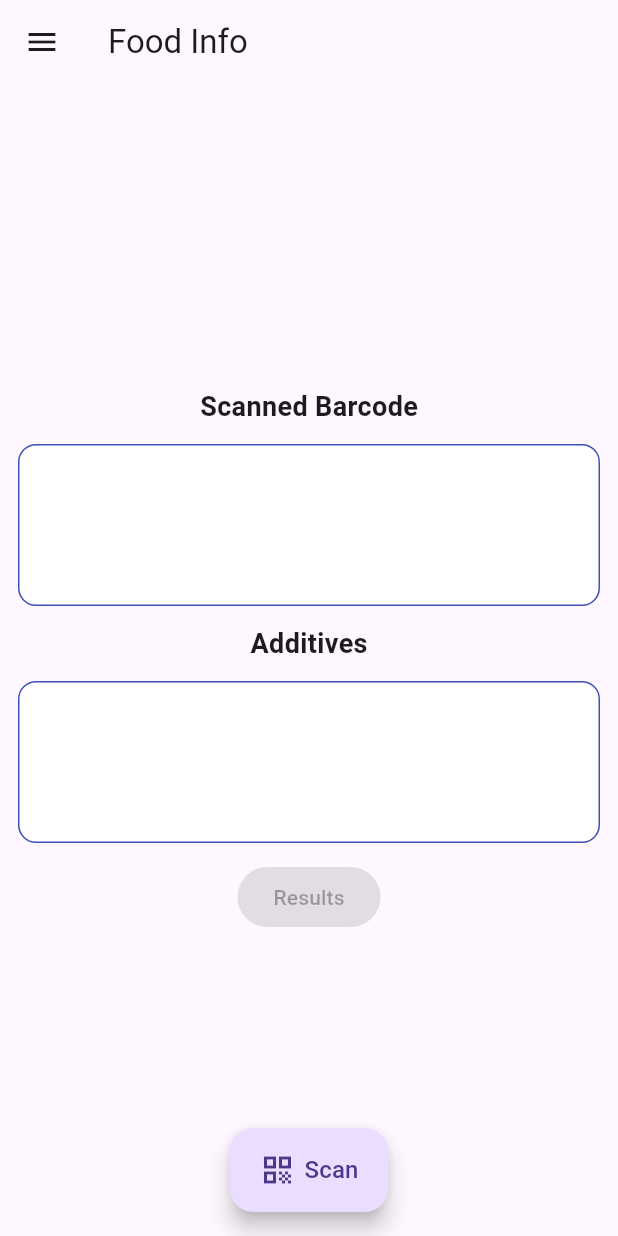
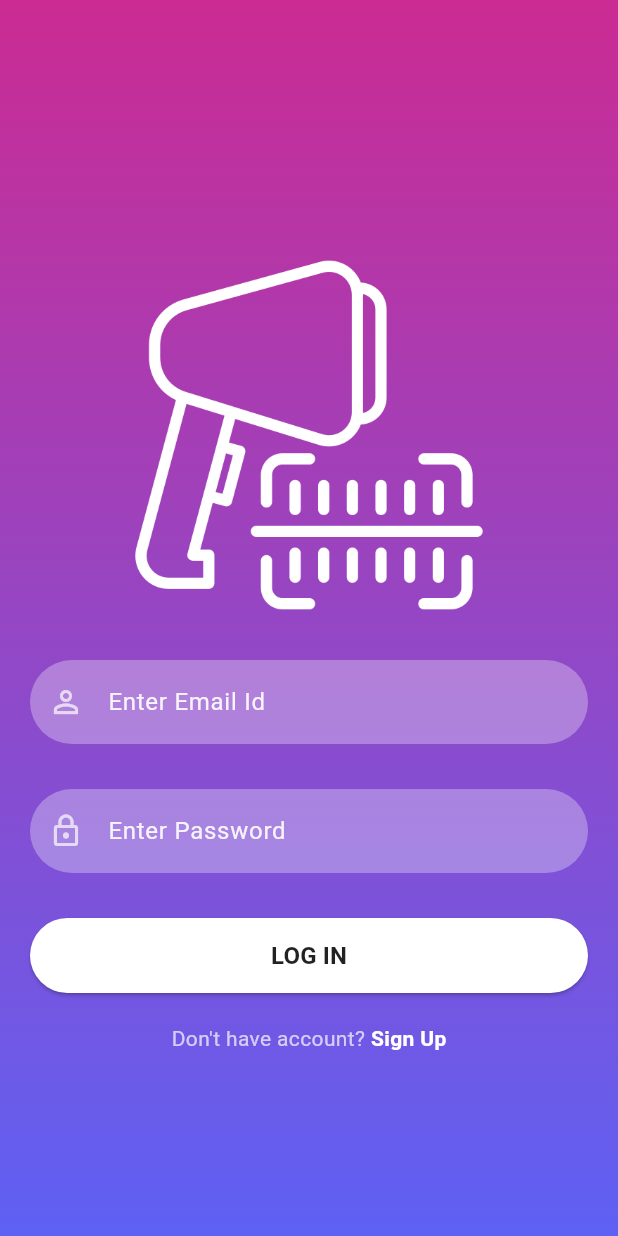
Before and after one commit to SanskarStha/food_info_app, a Flutter app: the screen it shows after launch, on a phone screen of 412 x 824 dp. Run offline on Flutter 3.47's test engine with Material 3 defaults, Android fonts, the phone set to English and light mode, and no system bars; our stand-ins replace audioplayers, cloud_firestore, firebase_auth, firebase_core, nested, shared_preferences and 1 more; missing offline and left inert: flutter_barcode_scanner; accounts and stored records are empty.

Commit message:
Login/SignUp firebase integration

```diff
--- /dev/null
+++ b/lib/reusable_widgets/resuable_widget.dart
@@ -0,0 +1,69 @@
+import 'package:flutter/material.dart';
+
+Image logoWidget(String imageName) {
+  return Image.asset(
+    imageName,
+    fit: BoxFit.fitWidth,
+    width: 240,
+    height: 240,
+    color: Colors.white,
+  );
+}
+
+TextField reusableTextField(String text, IconData icon, bool isPasswordType,
+    TextEditingController controller) {
+  return TextField(
+    controller: controller,
+    obscureText: isPasswordType,
+    enableSuggestions: !isPasswordType,
+    autocorrect: !isPasswordType,
+    cursorColor: Colors.white,
+    style: TextStyle(color: Colors.white.withOpacity(0.9)),
+    decoration: InputDecoration(
+      prefixIcon: Icon(
+        icon,
+        color: Colors.white70,
+      ),
+      labelText: text,
+      labelStyle: TextStyle(color: Colors.white.withOpacity(0.9)),
+      filled: true,
+      floatingLabelBehavior: FloatingLabelBehavior.never,
+      fillColor: Colors.white.withOpacity(0.3),
+      border: OutlineInputBorder(
+          borderRadius: BorderRadius.circular(30.0),
+          borderSide: const BorderSide(width: 0, style: BorderStyle.none)),
+    ),
+    keyboardType: isPasswordType
+        ? TextInputType.visiblePassword
+        : TextInputType.emailAddress,
+  );
+}
+
+Container signInSignUpButton(
+    BuildContext context, bool isLogin, Function onTap) {
+  return Container(
+    width: MediaQuery.of(context).size.width,
+    height: 50,
+    margin: const EdgeInsets.fromLTRB(0, 10, 0, 20),
+    decoration: BoxDecoration(borderRadius: BorderRadius.circular(90)),
+    child: ElevatedButton(
+      onPressed: () {
+        onTap();
+      },
+      child: Text(
+        isLogin ? 'LOG IN' : 'SIGN UP',
+        style: const TextStyle(
+            color: Colors.black87, fontWeight: FontWeight.bold, fontSize: 16),
+      ),
+      style: ButtonStyle(
+          backgroundColor: MaterialStateProperty.resolveWith((states) {
+            if (states.contains(MaterialState.pressed)) {
+              return Colors.black26;
+            }
+            return Colors.white;
+          }),
+          shape: MaterialStateProperty.all<RoundedRectangleBorder>(
+              RoundedRectangleBorder(borderRadius: BorderRadius.circular(30)))),
+    ),
+  );
+}
--- /dev/null
+++ b/lib/screens/signin_screen.dart
@@ -0,0 +1,87 @@
+import 'package:firebase_auth/firebase_auth.dart';
+import 'package:flutter/material.dart';
+import 'package:food_info_app/reusable_widgets/resuable_widget.dart';
+import 'package:food_info_app/screens/main_screen.dart';
+import 'package:food_info_app/screens/signup_screen.dart';
+import 'package:food_info_app/utils/color_utils.dart';
+
+class SignInScreen extends StatefulWidget {
+  const SignInScreen({super.key});
+
+  @override
+  State<SignInScreen> createState() => _SignInScreenState();
+}
+
+class _SignInScreenState extends State<SignInScreen> {
+  TextEditingController _passwordTextController = TextEditingController();
+  TextEditingController _emailTextController = TextEditingController();
+  @override
+  Widget build(BuildContext context) {
+    return Scaffold(
+      body: Container(
+        decoration: BoxDecoration(
+            gradient: LinearGradient(colors: [
+          hexStringToColor("CB2B93"),
+          hexStringToColor("9546C4"),
+          hexStringToColor("5E61F4")
+        ], begin: Alignment.topCenter, end: Alignment.bottomCenter)),
+        child: SingleChildScrollView(
+          child: Padding(
+            padding: EdgeInsets.fromLTRB(20, 170, 20, 130),
+            child: Column(
+              children: <Widget>[
+                logoWidget("assets/barcode-scanner.png"),
+                SizedBox(
+                  height: 30,
+                ),
+                reusableTextField("Enter Email Id", Icons.person_outline, false,
+                    _emailTextController),
+                SizedBox(
+                  height: 30,
+                ),
+                reusableTextField("Enter Password", Icons.lock_outline, true,
+                    _passwordTextController),
+                SizedBox(
+                  height: 20,
+                ),
+                signInSignUpButton(context, true, () {
+                  FirebaseAuth.instance
+                      .signInWithEmailAndPassword(
+                          email: _emailTextController.text,
+                          password: _passwordTextController.text)
+                      .then((value) {
+                    Navigator.push(context,
+                        MaterialPageRoute(builder: (context) => MainScreen()));
+                  }).onError((error, stackTrace) {
+                    print("Error ${error.toString()}");
+                  });
+                }),
+                signUpOption()
+              ],
+            ),
+          ),
+        ),
+      ),
+    );
+  }
+
+  Row signUpOption() {
+    return Row(
+      mainAxisAlignment: MainAxisAlignment.center,
+      children: [
+        const Text("Don't have account?",
+            style: TextStyle(color: Colors.white70)),
+        GestureDetector(
+          onTap: () {
+            Navigator.push(context,
+                MaterialPageRoute(builder: (context) => SignUpScreen()));
+          },
+          child: const Text(
+            " Sign Up",
+            style: TextStyle(color: Colors.white, fontWeight: FontWeight.bold),
+          ),
+        )
+      ],
+    );
+  }
+}
--- a/lib/screens/splash_screen.dart
+++ b/lib/screens/splash_screen.dart
@@ -1,6 +1,7 @@
 import 'package:food_info_app/providers/all_providers.dart';
 import 'package:food_info_app/screens/main_screen.dart';
 import 'package:flutter/material.dart';
+import 'package:food_info_app/screens/signin_screen.dart';
 
 class SplashScreen extends StatefulWidget {
   const SplashScreen({super.key});
@@ -19,7 +20,7 @@ class _SplashScreenState extends State<SplashScreen> {
           .then((value) => Navigator.pushAndRemoveUntil(
               context,
               MaterialPageRoute(
-                builder: (context) => const MainScreen(),
+                builder: (context) => const SignInScreen(),
               ),
               (route) => false));
     });
--- /dev/null
+++ b/lib/utils/color_utils.dart
@@ -0,0 +1,9 @@
+import 'package:flutter/material.dart';
+
+hexStringToColor(String hexColor) {
+  hexColor = hexColor.toUpperCase().replaceAll("#", "");
+  if (hexColor.length == 6) {
+    hexColor = "FF" + hexColor;
+  }
+  return Color(int.parse(hexColor, radix: 16));
+}
--- a/pubspec.yaml
+++ b/pubspec.yaml
@@ -45,6 +45,7 @@ dependencies:
   firebase_core: ^2.20.0
   cloud_firestore: ^4.12.2
   url_launcher: ^6.2.1
+  firebase_auth: ^4.15.3
 
 dev_dependencies:
   flutter_test:
```
Also changed, not shown: lib/screens/main_screen.dart (+24 -0 lines), lib/screens/signup_screen.dart (added, +80 -0 lines), assets/barcode-scanner.png (added), pubspec.lock, 3 other files.
